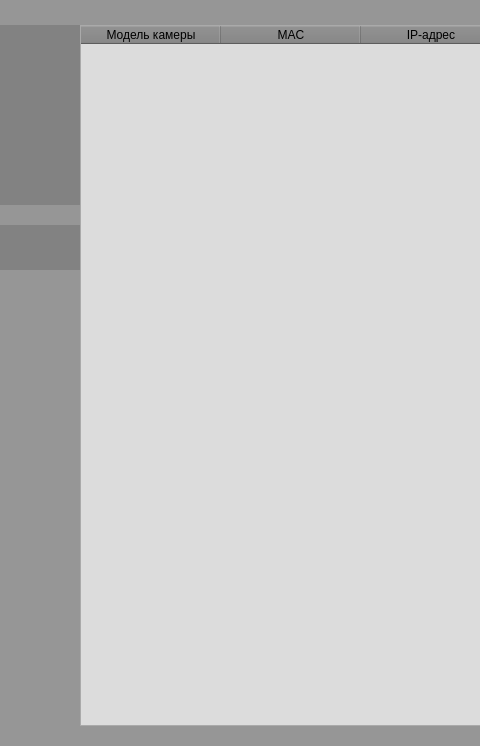
Before: the Qt Designer form ui_main_frame.ui in mentalitet-new/ESC-new, drawn with Qt 5; both pictures show x 0 to 480 and y 0 to 746 of the 952 by 746 pixel window.
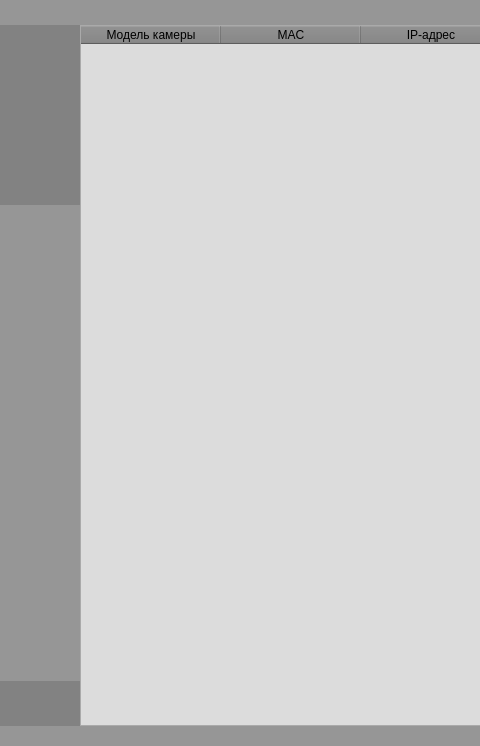
After: the same form once the commit is applied. Icons and pictures are not drawn.

Commit message: Перенесена кнопка информации.

```diff
--- a/ui_main_frame.ui
+++ b/ui_main_frame.ui
@@ -734,16 +734,19 @@
           </item>
           <item>
            <widget class="QFrame" name="verticalFrame">
+            <property name="minimumSize">
+             <size>
+              <width>80</width>
+              <height>0</height>
+             </size>
+            </property>
             <property name="maximumSize">
              <size>
               <width>80</width>
-              <height>20</height>
+              <height>16777215</height>
              </size>
             </property>
-            <property name="frameShadow">
-             <enum>QFrame::Raised</enum>
-            </property>
-            <layout class="QVBoxLayout" name="verticalLayout">
+            <layout class="QVBoxLayout" name="verticalLayout_9">
              <property name="spacing">
               <number>0</number>
              </property>
@@ -760,11 +763,11 @@
               <number>0</number>
              </property>
              <item>
-              <widget class="QLabel" name="label_4">
+              <widget class="QLabel" name="label_3">
                <property name="maximumSize">
                 <size>
                  <width>80</width>
-                 <height>20</height>
+                 <height>16777215</height>
                 </size>
                </property>
                <property name="styleSheet">
@@ -870,19 +873,16 @@
           </item>
           <item>
            <widget class="QFrame" name="verticalFrame">
-            <property name="minimumSize">
-             <size>
-              <width>80</width>
-              <height>0</height>
-             </size>
-            </property>
             <property name="maximumSize">
              <size>
               <width>80</width>
-              <height>16777215</height>
+              <height>20</height>
              </size>
             </property>
-            <layout class="QVBoxLayout" name="verticalLayout_9">
+            <property name="frameShadow">
+             <enum>QFrame::Raised</enum>
+            </property>
+            <layout class="QVBoxLayout" name="verticalLayout">
              <property name="spacing">
               <number>0</number>
              </property>
@@ -899,11 +899,11 @@
               <number>0</number>
              </property>
              <item>
-              <widget class="QLabel" name="label_3">
+              <widget class="QLabel" name="label_4">
                <property name="maximumSize">
                 <size>
                  <width>80</width>
-                 <height>16777215</height>
+                 <height>20</height>
                 </size>
                </property>
                <property name="styleSheet">
```
The commit also changes 1 other file.
